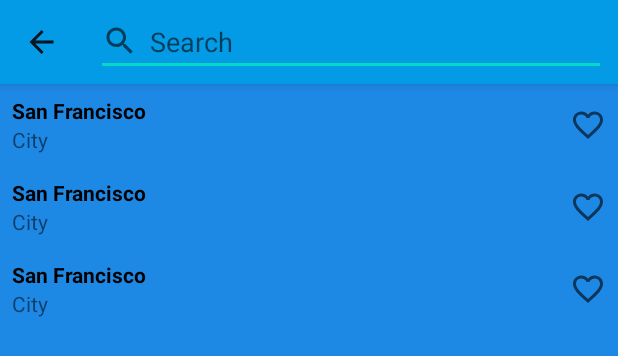
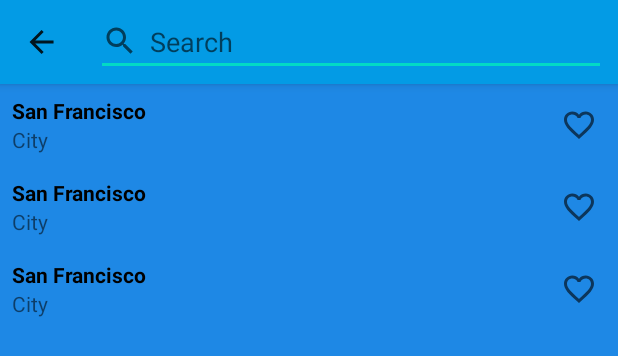
Before and after one commit to FirstSpectr/WeatherApp, an Android app: the layout fragment_search.xml on its own in the app's theme, with its tools: preview values and no code run, on a phone screen of 412 x 824 dp. Shown: the top 356 px of the screen. Run offline under Robolectric (Android 15) with nearby library versions, the phone set to English and light mode, and no system bars.

Commit message:
update design

```diff
--- a/app/src/main/res/layout/fragment_search.xml
+++ b/app/src/main/res/layout/fragment_search.xml
@@ -64,6 +64,9 @@
         android:id="@+id/progressBar"
         android:layout_width="wrap_content"
         android:layout_height="wrap_content"
+        android:indeterminate="true"
+        android:indeterminateTint="#F00"
+        android:indeterminateTintMode="src_atop"
         android:visibility="gone"
         app:layout_constraintBottom_toBottomOf="parent"
         app:layout_constraintEnd_toEndOf="parent"
--- a/app/src/main/res/layout/item_search.xml
+++ b/app/src/main/res/layout/item_search.xml
@@ -31,6 +31,9 @@
         android:id="@+id/ivFavorite"
         android:layout_width="wrap_content"
         android:layout_height="wrap_content"
+        android:background="?android:selectableItemBackgroundBorderless"
+        android:contentDescription="@string/action_add_to_favorite"
+        android:padding="6dp"
         android:src="@drawable/ic_baseline_favorite_border_24"
         app:layout_constraintBottom_toBottomOf="parent"
         app:layout_constraintEnd_toEndOf="parent"
```
Also changed, not shown: app/src/main/res/values/strings.xml (+5 -4 lines), 1 other file.
